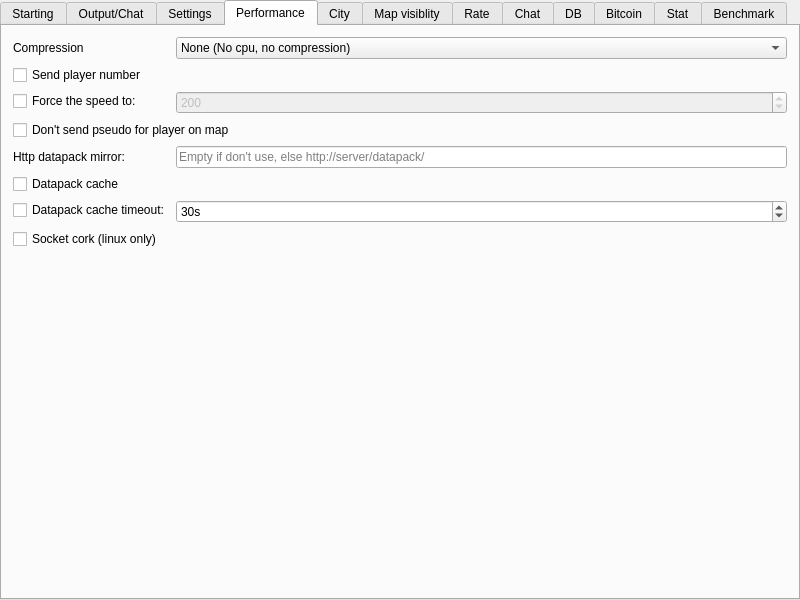
Qt form server/MainWindow.ui (alphaonex86/CatchChallenger) before a commit.
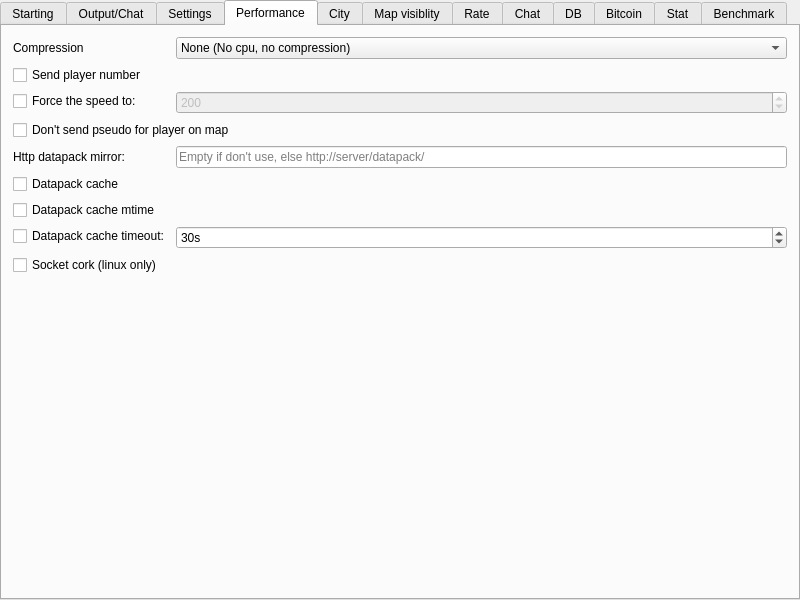
The same form after that commit. Icons and pictures are not drawn.

Diff of the .ui file:
```diff
--- a/server/MainWindow.ui
+++ b/server/MainWindow.ui
@@ -489,14 +489,14 @@
           </property>
          </widget>
         </item>
-        <item row="6" column="0">
+        <item row="7" column="0">
          <widget class="QCheckBox" name="datapack_cache_timeout_checkbox">
           <property name="text">
            <string>Datapack cache timeout:</string>
           </property>
          </widget>
         </item>
-        <item row="6" column="1">
+        <item row="7" column="1">
          <widget class="QSpinBox" name="datapack_cache_timeout">
           <property name="suffix">
            <string>s</string>
@@ -512,13 +512,20 @@
           </property>
          </widget>
         </item>
-        <item row="7" column="0">
+        <item row="8" column="0">
          <widget class="QCheckBox" name="linux_socket_cork">
           <property name="text">
            <string>Socket cork (linux only)</string>
           </property>
          </widget>
         </item>
+        <item row="6" column="0">
+         <widget class="QCheckBox" name="datapack_cache_mtime">
+          <property name="text">
+           <string>Datapack cache mtime</string>
+          </property>
+         </widget>
+        </item>
        </layout>
       </widget>
       <widget class="QWidget" name="city">
```
